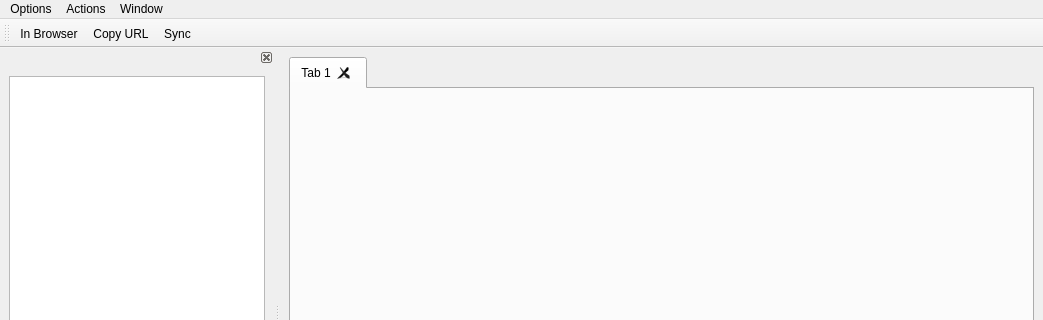
arsham/gistflow, file qml/mainwindow.ui: the form before one commit; both pictures show x 0 to 1043 and y 0 to 320 of the 1043 by 600 pixel window.
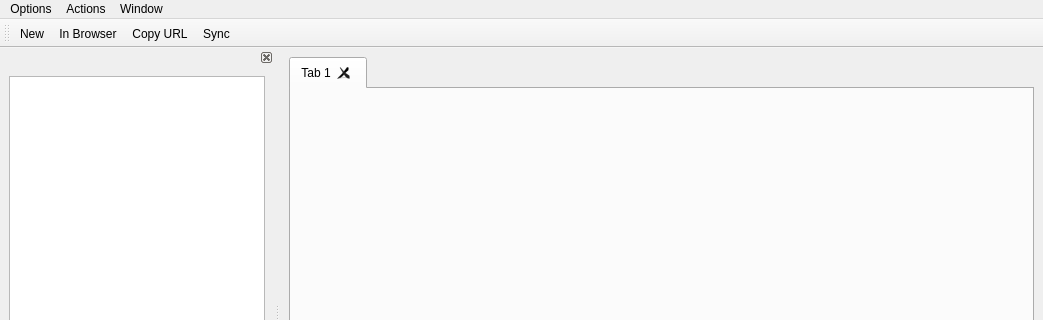
The form after the commit.

```diff
--- a/qml/mainwindow.ui
+++ b/qml/mainwindow.ui
@@ -135,6 +135,7 @@
    <attribute name="toolBarBreak">
     <bool>false</bool>
    </attribute>
+   <addaction name="actionNew"/>
    <addaction name="actionInBrowser"/>
    <addaction name="actionCopyURL"/>
    <addaction name="actionSync"/>
@@ -201,6 +202,14 @@
     <string>Open Gist in browser</string>
    </property>
   </action>
+  <action name="actionNew">
+   <property name="text">
+    <string>New</string>
+   </property>
+   <property name="toolTip">
+    <string>Create new gist</string>
+   </property>
+  </action>
  </widget>
  <resources/>
  <connections>
```
Left out of the diff: 1 changed line with no effect on the pictures.
